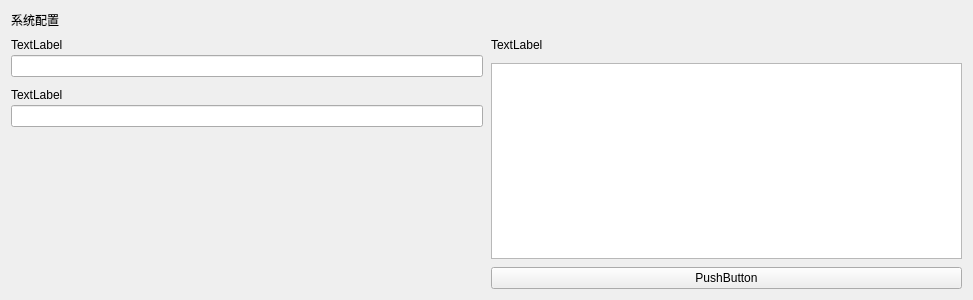
First picture: the form in GUI/src/resources/dashboard_plugin/ui/card_config_widget.ui, repository xiaoyu12139/zengnui-manage, before the edit.
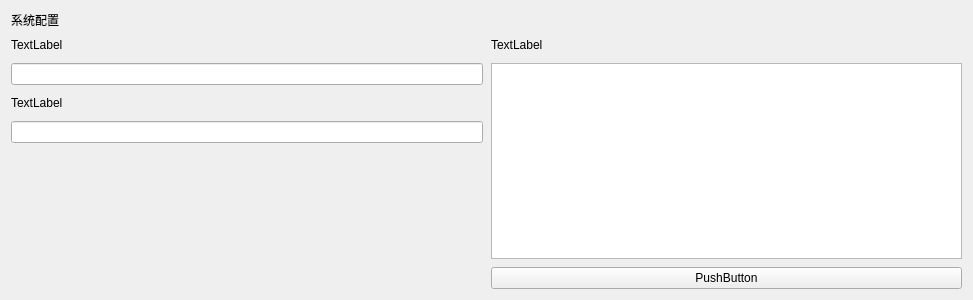
Second picture: the form after the edit.

What changed in the file:
```diff
--- a/GUI/src/resources/dashboard_plugin/ui/card_config_widget.ui
+++ b/GUI/src/resources/dashboard_plugin/ui/card_config_widget.ui
@@ -61,7 +61,7 @@
           <widget class="QWidget" name="widget" native="true">
            <layout class="QVBoxLayout" name="verticalLayout">
             <property name="spacing">
-             <number>0</number>
+             <number>8</number>
             </property>
             <property name="leftMargin">
              <number>0</number>
@@ -126,7 +126,7 @@
           <widget class="QWidget" name="widget_3" native="true">
            <layout class="QVBoxLayout" name="verticalLayout_2">
             <property name="spacing">
-             <number>0</number>
+             <number>8</number>
             </property>
             <property name="leftMargin">
              <number>0</number>
@@ -144,7 +144,7 @@
              <widget class="QWidget" name="widget_4" native="true">
               <layout class="QHBoxLayout" name="horizontalLayout_2">
                <property name="spacing">
-                <number>0</number>
+                <number>8</number>
                </property>
                <property name="leftMargin">
                 <number>0</number>
```
